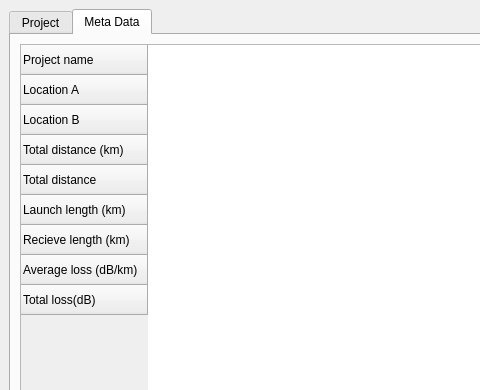
jaredmauch/OpenOTDR, file mainwindow.ui: the form before one commit; both pictures show x 0 to 480 and y 0 to 390 of the 1280 by 761 pixel window.
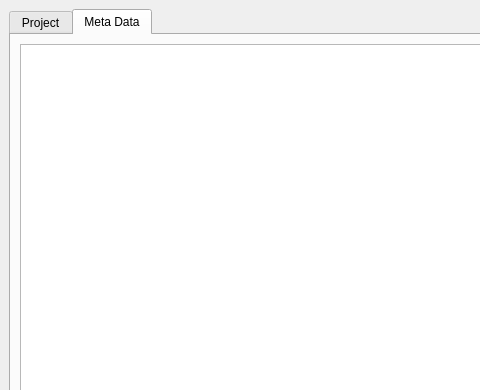
The form after the commit. The open tabs and pages were chosen to show the change. Icons and pictures are not drawn.

```diff
--- a/mainwindow.ui
+++ b/mainwindow.ui
@@ -192,7 +192,7 @@
        </attribute>
        <layout class="QVBoxLayout" name="verticalLayout">
         <item>
-         <widget class="QTableWidget" name="metaDataTable">
+         <widget class="QTableView" name="metaDataTable">
           <row>
            <property name="text">
             <string>Project name</string>
```
